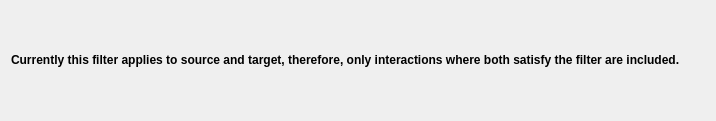
This is uicomponents/FilterUnaryWarning.ui in se-sic/VaRA-Tool-Suite as Qt 5 draws it before an edit. The edited form follows.
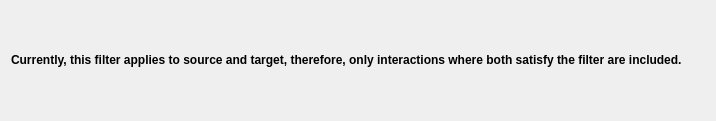
This is the edited form.

Diff of the .ui file:
```diff
--- a/uicomponents/FilterUnaryWarning.ui
+++ b/uicomponents/FilterUnaryWarning.ui
@@ -20,7 +20,7 @@
       <bool>true</bool>
      </property>
      <property name="text">
-      <string>&lt;html&gt;&lt;head/&gt;&lt;body&gt;&lt;p&gt;&lt;span style=&quot; font-weight:600;&quot;&gt;Currently this filter applies to source and target, therefore, only interactions where both satisfy the filter are included.&lt;/span&gt;&lt;/p&gt;&lt;/body&gt;&lt;/html&gt;</string>
+      <string>&lt;html&gt;&lt;head/&gt;&lt;body&gt;&lt;p&gt;&lt;span style=&quot; font-weight:600;&quot;&gt;Currently, this filter applies to source and target, therefore, only interactions where both satisfy the filter are included.&lt;/span&gt;&lt;/p&gt;&lt;/body&gt;&lt;/html&gt;</string>
      </property>
      <property name="wordWrap">
       <bool>true</bool>
```
